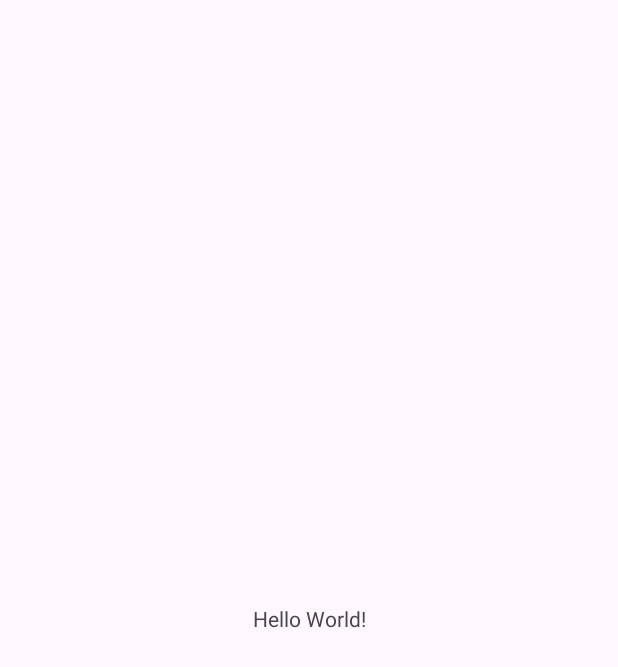
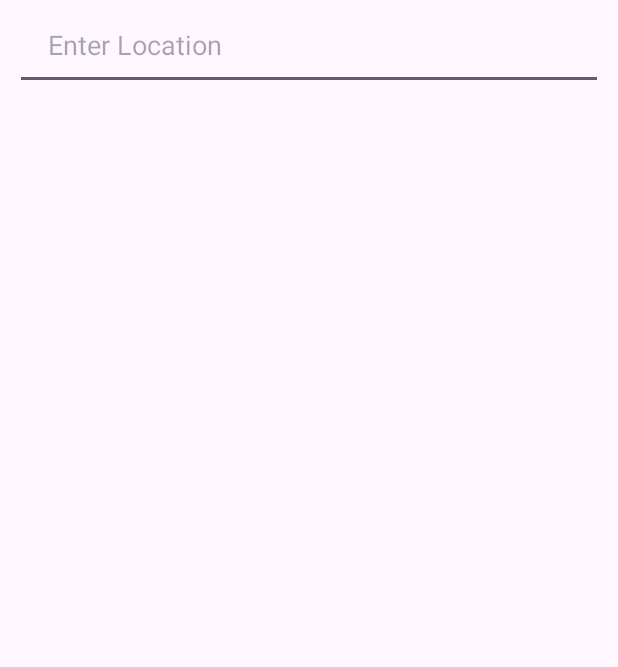
Before and after one commit to smitkaswala/SearchLocationCityAndAddress, an Android app: the screen it shows after launch (MainActivity), on a phone screen of 412 x 824 dp. Before the commit the part shown is almost empty. Shown: the top 667 px of the screen. Run offline under Robolectric (Android 15) with nearby library versions, the phone set to English and light mode, and no system bars.

Commit message:
Commit - 06/10/'23 1.2

```diff
--- a/app/src/main/java/com/wallet/searchlocationcityandaddress/MainActivity.kt
+++ b/app/src/main/java/com/wallet/searchlocationcityandaddress/MainActivity.kt
@@ -1,7 +1,10 @@
 package com.wallet.searchlocationcityandaddress
 
 import android.os.Bundle
+import android.text.Editable
+import android.text.TextWatcher
 import android.util.Log
+import android.widget.AutoCompleteTextView
 import androidx.appcompat.app.AppCompatActivity
 import com.wallet.searchlocationcityandaddress.retrofit.ResponseSearch
 import com.wallet.searchlocationcityandaddress.retrofit.RetrofitClient
@@ -11,16 +14,42 @@ import retrofit2.Response
 
 class MainActivity : AppCompatActivity() {
 
+
+    private var autoSuggestAdapter: AutoSuggestAdapter? = null
+    private var responseSearch =  arrayListOf<ResponseSearch>()
+
     override fun onCreate(savedInstanceState: Bundle?) {
         super.onCreate(savedInstanceState)
         setContentView(R.layout.activity_main)
 
+        val searchText = findViewById<AutoCompleteTextView>(R.id.edit_1)
 
-        SearchLocation("surat")
+
+        autoSuggestAdapter = AutoSuggestAdapter(this@MainActivity, R.layout.list_item_search_auto, R.id.text1, responseSearch)
+        val input = AutoCompleteTextView(this@MainActivity)
+        input.setTextColor(resources.getColor(R.color.white))
+        searchText.threshold = 1
+        searchText.setAdapter(autoSuggestAdapter)
+
+        searchText.addTextChangedListener(object : TextWatcher{
+            override fun beforeTextChanged(s: CharSequence?, start: Int, count: Int, after: Int) {
+
+            }
+
+            override fun onTextChanged(s: CharSequence?, start: Int, before: Int, count: Int) {
+
+                searchLocation(s.toString())
+
+            }
+
+            override fun afterTextChanged(s: Editable?) {
+
+            }
+        })
 
     }
 
-    private fun SearchLocation(text: CharSequence) {
+    private fun searchLocation(text: CharSequence) {
         val call: Call<List<ResponseSearch?>?>? = RetrofitClient.getInstance().getModel().getSearch(
             "application/x-www-form-urlencoded", text,
             "srRLeAmTroxPinDG8Aus3Ikl6tLGJd94", "en-us", "value"
@@ -30,13 +59,20 @@ class MainActivity : AppCompatActivity() {
                 call: Call<List<ResponseSearch?>?>,
                 response: Response<List<ResponseSearch?>?>
             ) {
-                val responseSearch = ArrayList<ResponseSearch>()
+                val responseSearch = arrayListOf<ResponseSearch>()
                 val search: List<ResponseSearch?>? = response.body()
+
+                responseSearch.addAll(search as ArrayList<ResponseSearch>)
+                autoSuggestAdapter?.setData(responseSearch)
+                autoSuggestAdapter?.notifyDataSetChanged()
                 Log.e("TAG", "onResponse:---$search")
+
             }
 
             override fun onFailure(call: Call<List<ResponseSearch?>?>, t: Throwable) {}
+
         })
+
     }
 
 }
--- a/app/src/main/res/layout/activity_main.xml
+++ b/app/src/main/res/layout/activity_main.xml
@@ -1,18 +1,30 @@
 <?xml version="1.0" encoding="utf-8"?>
-<androidx.constraintlayout.widget.ConstraintLayout xmlns:android="http://schemas.android.com/apk/res/android"
+<androidx.constraintlayout.widget.ConstraintLayout
+    xmlns:android="http://schemas.android.com/apk/res/android"
     xmlns:app="http://schemas.android.com/apk/res-auto"
     xmlns:tools="http://schemas.android.com/tools"
     android:layout_width="match_parent"
     android:layout_height="match_parent"
     tools:context=".MainActivity">
 
-    <TextView
-        android:layout_width="wrap_content"
-        android:layout_height="wrap_content"
-        android:text="Hello World!"
-        app:layout_constraintBottom_toBottomOf="parent"
+    <AutoCompleteTextView
+        android:id="@+id/edit_1"
+        android:layout_width="match_parent"
+        android:layout_height="60dp"
+        android:layout_marginLeft="10dp"
+        android:layout_marginRight="10dp"
+        android:completionThreshold="1"
+        android:hint="Enter Location"
+        app:layout_constraintTop_toTopOf="parent"
+        app:layout_constraintStart_toStartOf="parent"
         app:layout_constraintEnd_toEndOf="parent"
-        app:layout_constraintStart_toStartOf="parent"
-        app:layout_constraintTop_toTopOf="parent" />
+        android:imeOptions="actionDone"
+        android:inputType="text"
+        android:lines="1"
+        android:paddingLeft="22dp"
+        android:paddingRight="15dp"
+        android:textColor="@color/white"
+        android:textCursorDrawable="@null"
+        android:textSize="18sp" />
 
 </androidx.constraintlayout.widget.ConstraintLayout>
```
Also changed, not shown: app/build.gradle.kts (+10 -0 lines), app/src/main/java/com/wallet/searchlocationcityandaddress/AutoSuggestAdapter.kt (added, +104 -0 lines), app/src/main/res/layout/list_item_search_auto.xml (added, +19 -0 lines).
